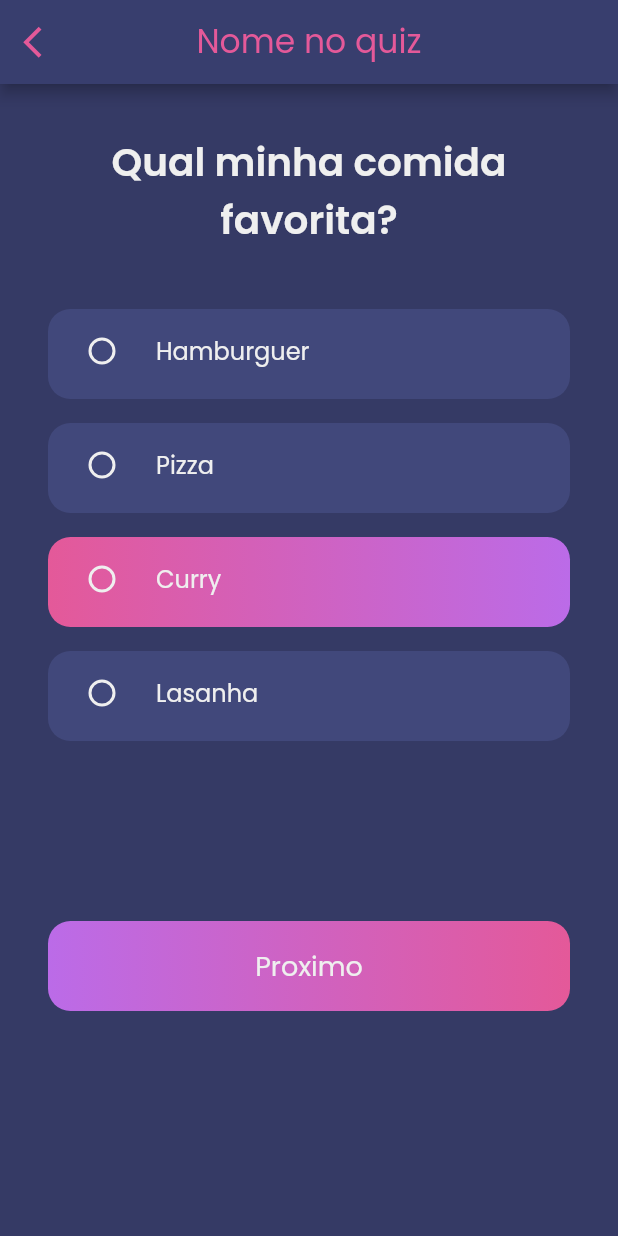
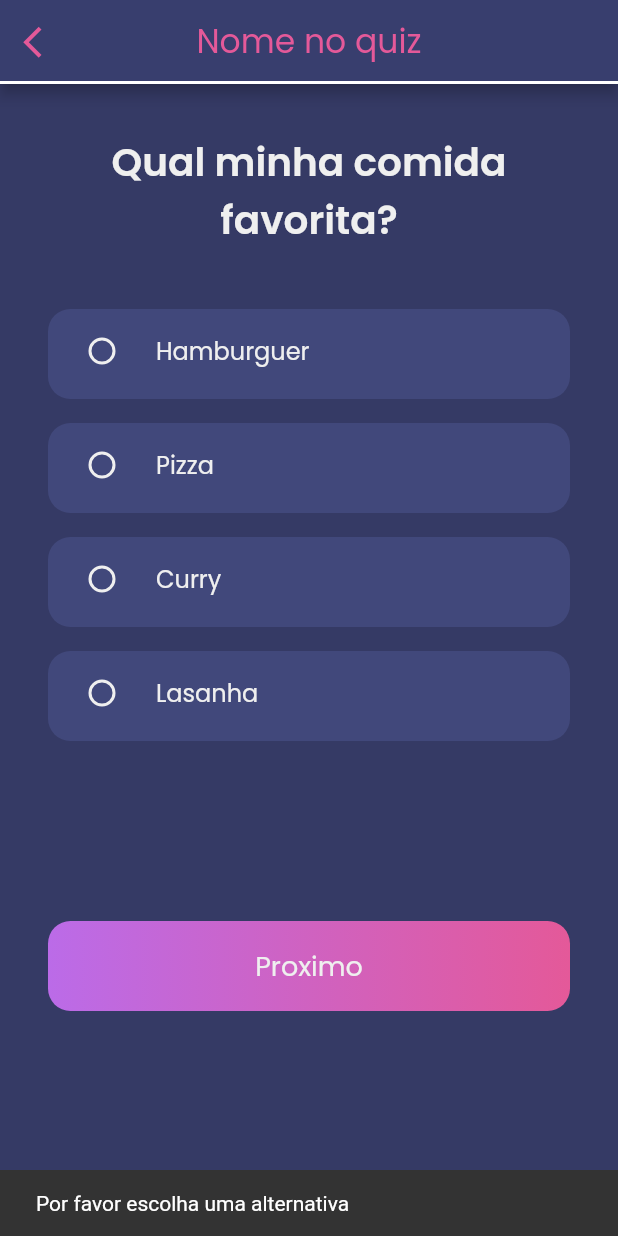
Before and after one commit to estermabel/quizyz, a Flutter app: the GamePage screen opened directly, after a tap on "Proximo", on a phone screen of 412 x 824 dp. Run offline on Flutter 3.47's test engine with Material 2 defaults, Android fonts, the phone set to English and light mode, and no system bars; our stand-ins replace bubble_bottom_bar, dio, flutter_svg, google_fonts, liquid_pull_to_refresh, pull_to_refresh and 3 more; accounts and stored records are empty.

Commit message:
issue #9 concluida

```diff
--- a/lib/components/quizyz_app_button.dart
+++ b/lib/components/quizyz_app_button.dart
@@ -1,6 +1,5 @@
 import 'package:flutter/material.dart';
 import 'package:quizyz/utils/style/colors.dart';
-import 'package:quizyz/utils/style/themes/base_theme.dart';
 import 'package:quizyz/utils/style/text_size.dart';
 
 class QuizyzAppButton extends StatelessWidget {
@@ -31,8 +30,7 @@ class QuizyzAppButton extends StatelessWidget {
                   .headline1
                   .copyWith(color: whiteColor, fontSize: TextSize.large),
             ),
-        ),
-      ),
+          )),
     );
   }
 }
--- a/lib/pages/home/game/game_page.dart
+++ b/lib/pages/home/game/game_page.dart
@@ -16,8 +16,25 @@ class GamePage extends StatefulWidget {
   _GamePageState createState() => _GamePageState();
 }
 
-class _GamePageState extends State<GamePage> {
+class _GamePageState extends State<GamePage> with TickerProviderStateMixin {
   final key = new GlobalKey<AnswerComponentState>();
+  AnimationController _controller;
+  int ponteiro = 0;
+  double appBarProgress = 0.0;
+  bool runFunction = true;
+
+  @override
+  void initState() {
+    _controller = AnimationController(
+        vsync: this,
+        duration: Duration(milliseconds: 5),
+        value: appBarProgress);
+    _controller.addListener(() {
+      setState(() {});
+    });
+    super.initState();
+  }
+
   // Para teste apenas
   List<Pergunta> perguntaList = [
     Pergunta(
@@ -39,8 +56,6 @@ class _GamePageState extends State<GamePage> {
       ],
     ),
   ];
-
-  int ponteiro = 0;
 
   @override
   Widget build(BuildContext context) {
@@ -64,6 +79,15 @@ class _GamePageState extends State<GamePage> {
           onPressed: () {
             Navigator.pop(context);
           },
+        ),
+        flexibleSpace: Align(
+          alignment: Alignment.bottomCenter,
+          child: LinearProgressIndicator(
+            backgroundColor: Colors.white,
+            value: _controller.value,
+            valueColor: AlwaysStoppedAnimation<Color>(blueColor),
+            minHeight: 2,
+          ),
         ),
       ),
       body: Container(
@@ -96,25 +120,41 @@ class _GamePageState extends State<GamePage> {
                       bottom: 42.0, left: 16.0, right: 16.0),
                   child: QuizyzAppButton(
                     title: "Proximo",
-                  onTap: () => setState(
-                    () {
+                    onTap: () => runFunction == true
+                        ? setState(() {
+                            if (key.currentState.radioIndex != null) {
                               key.currentState.showAnswer = true;
-
-                      Future.delayed(
-                        Duration(seconds: 2),
-                        () {
+                              runFunction = !runFunction;
+                              Future.delayed(Duration(seconds: 2), () {
                                 if (ponteiro < perguntaList.length - 1) {
                                   setState(() {
+                                    runFunction = !runFunction;
                                     key.currentState.showAnswer = false;
+                                    key.currentState.radioIndex = null;
                                     ponteiro++;
+                                    appBarProgress = appBarProgress + 0.1;
+                                    _controller.animateTo(appBarProgress,
+                                        duration: Duration(seconds: 5));
                                   });
+                                } else {
+                                  ScaffoldMessenger.of(context).showSnackBar(
+                                    SnackBar(
+                                      content: Text("Fim da lista :3 "),
+                                    ),
+                                  );
                                 }
-                        },
+                              });
+                            } else {
+                              ScaffoldMessenger.of(context).showSnackBar(
+                                SnackBar(
+                                  content:
+                                      Text("Por favor escolha uma alternativa"),
+                                ),
                               );
-                    },
-                  ),
-                ),
-              ),
+                            }
+                          })
+                        : null,
+                  )),
             )
           ],
         ),
```
Lines whose indentation alone changed are shown as unchanged.
